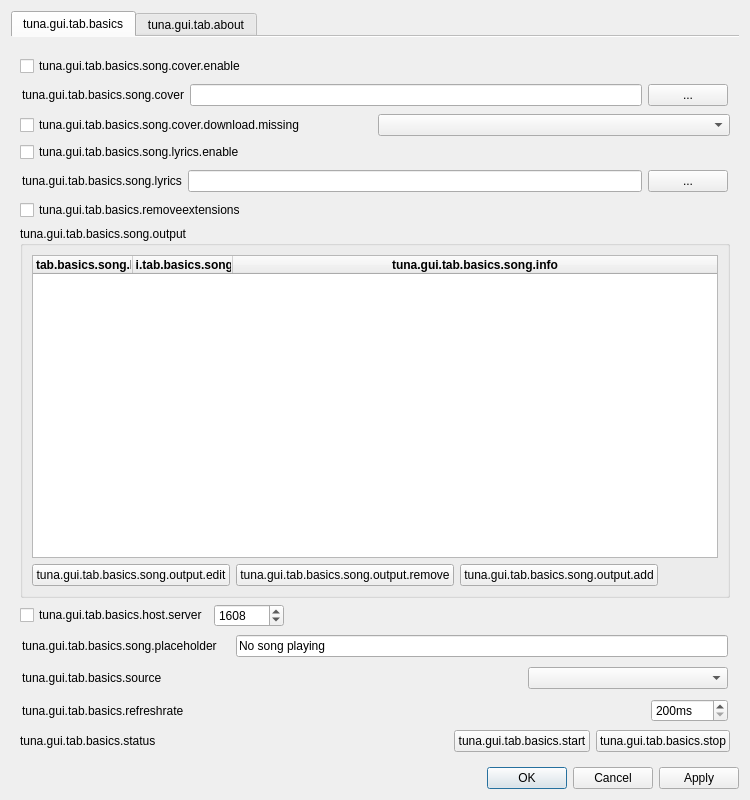
Before: the Qt Designer form src/gui/tuna_gui.ui in univrsal/tuna, drawn with Qt 5.
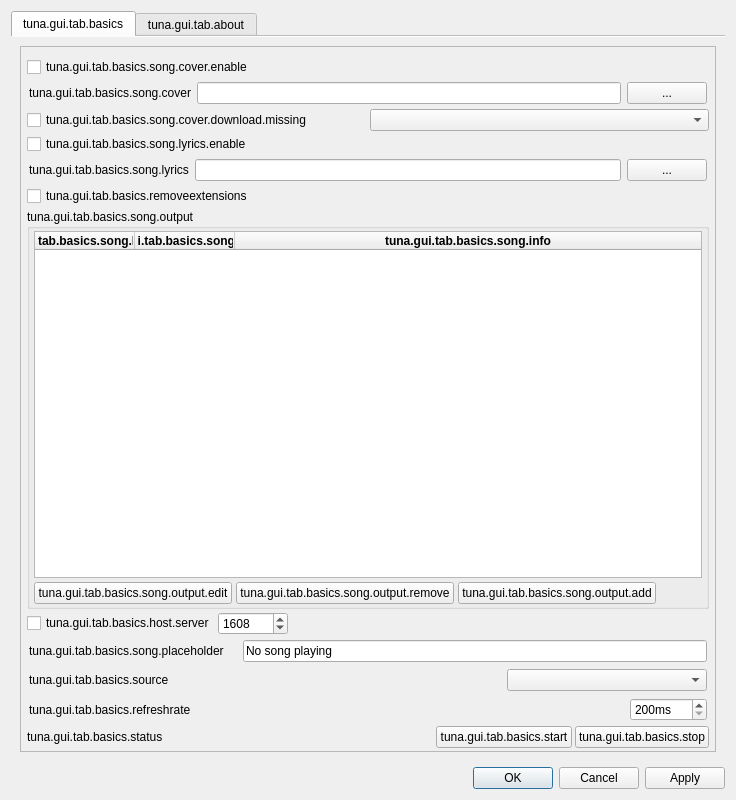
After: the same form once the commit is applied. Icons and pictures are not drawn.

Commit message:
UI: Reduce spacing, remove minimum dialog size
Otherwise the dialog won't fit on 1366x768 screens

```diff
--- a/src/gui/tuna_gui.ui
+++ b/src/gui/tuna_gui.ui
@@ -6,7 +6,7 @@
    <rect>
     <x>0</x>
     <y>0</y>
-    <width>750</width>
+    <width>736</width>
     <height>800</height>
    </rect>
   </property>
@@ -19,7 +19,7 @@
   <property name="minimumSize">
    <size>
     <width>550</width>
-    <height>800</height>
+    <height>0</height>
    </size>
   </property>
   <property name="windowTitle">
@@ -59,6 +59,36 @@
       </attribute>
       <layout class="QVBoxLayout" name="verticalLayout_4">
        <item>
+        <widget class="QScrollArea" name="scrollArea">
+         <property name="widgetResizable">
+          <bool>true</bool>
+         </property>
+         <widget class="QWidget" name="scrollAreaWidgetContents">
+          <property name="geometry">
+           <rect>
+            <x>0</x>
+            <y>0</y>
+            <width>698</width>
+            <height>702</height>
+           </rect>
+          </property>
+          <layout class="QVBoxLayout" name="verticalLayout_5">
+           <property name="spacing">
+            <number>3</number>
+           </property>
+           <property name="leftMargin">
+            <number>6</number>
+           </property>
+           <property name="topMargin">
+            <number>3</number>
+           </property>
+           <property name="rightMargin">
+            <number>6</number>
+           </property>
+           <property name="bottomMargin">
+            <number>3</number>
+           </property>
+           <item>
         <widget class="QFrame" name="frame_song_path">
          <property name="frameShape">
           <enum>QFrame::NoFrame</enum>
@@ -271,6 +301,21 @@
           <string>tuna.gui.tab.basics.song.output</string>
          </property>
          <layout class="QVBoxLayout" name="verticalLayout_3">
+              <property name="spacing">
+               <number>4</number>
+              </property>
+              <property name="leftMargin">
+               <number>4</number>
+              </property>
+              <property name="topMargin">
+               <number>2</number>
+              </property>
+              <property name="rightMargin">
+               <number>4</number>
+              </property>
+              <property name="bottomMargin">
+               <number>2</number>
+              </property>
           <item>
            <widget class="QTableWidget" name="tbl_outputs">
             <property name="sizePolicy">
@@ -327,6 +372,9 @@
             <attribute name="verticalHeaderVisible">
              <bool>false</bool>
             </attribute>
+                <attribute name="verticalHeaderDefaultSectionSize">
+                 <number>21</number>
+                </attribute>
             <attribute name="verticalHeaderStretchLastSection">
              <bool>false</bool>
             </attribute>
@@ -738,6 +786,10 @@
           </widget>
          </item>
         </layout>
+           </item>
+          </layout>
+         </widget>
+        </widget>
        </item>
       </layout>
      </widget>
```
Lines whose indentation alone changed are shown as unchanged.
